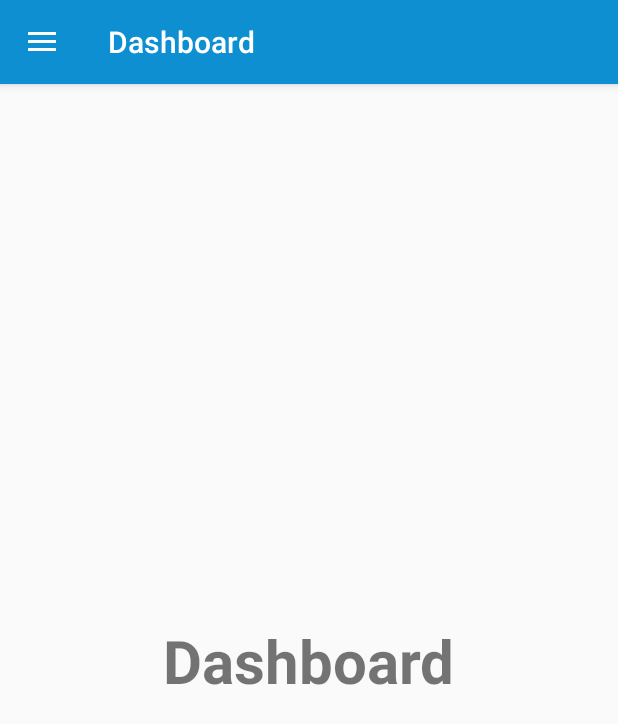
After one commit to ArsenicB/CallvanMatchApp, an Android app: the DashboardActivity screen opened directly, with no data from a screen before it, on a phone screen of 412 x 824 dp. The commit adds this screen. Shown: the top 724 px of the screen. Run offline under Robolectric (Android 15) with nearby library versions, the phone set to English and light mode, and no system bars.

Commit message:
게시판과 합승자 구하는 화면으로 움직이는 네비게이션 바 생성

```diff
--- a/app/build.gradle
+++ b/app/build.gradle
@@ -15,6 +15,10 @@ android {
         versionName "1.0"
 
         testInstrumentationRunner "androidx.test.runner.AndroidJUnitRunner"
+    }
+
+    buildFeatures{
+        viewBinding true
     }
 
     buildTypes {
--- /dev/null
+++ b/app/src/main/java/com/example/mobileswpj7t/DashboardActivity.java
@@ -0,0 +1,20 @@
+package com.example.mobileswpj7t;
+
+import androidx.appcompat.app.AppCompatActivity;
+
+import android.os.Bundle;
+
+import com.example.mobileswpj7t.databinding.ActivityDashboardBinding;
+
+public class DashboardActivity extends DrawerBaseActivity {
+
+    ActivityDashboardBinding activityDashboardBinding;
+
+    @Override
+    protected void onCreate(Bundle savedInstanceState) {
+        super.onCreate(savedInstanceState);
+        activityDashboardBinding = ActivityDashboardBinding.inflate(getLayoutInflater());
+        setContentView(activityDashboardBinding.getRoot());
+        allocateActivityTitle("Dashboard");
+    }
+}
--- /dev/null
+++ b/app/src/main/java/com/example/mobileswpj7t/DrawerBaseActivity.java
@@ -0,0 +1,64 @@
+package com.example.mobileswpj7t;
+
+import androidx.annotation.NonNull;
+import androidx.appcompat.app.ActionBar;
+import androidx.appcompat.app.ActionBarDrawerToggle;
+import androidx.appcompat.app.AppCompatActivity;
+import androidx.appcompat.widget.Toolbar;
+import androidx.core.view.GravityCompat;
+import androidx.drawerlayout.widget.DrawerLayout;
+
+import android.content.Intent;
+import android.os.Bundle;
+import android.view.MenuItem;
+import android.view.View;
+import android.widget.FrameLayout;
+
+import com.google.android.material.navigation.NavigationView;
+
+public class DrawerBaseActivity extends AppCompatActivity implements NavigationView.OnNavigationItemSelectedListener {
+
+    DrawerLayout drawerLayout;
+
+    @Override
+    public void setContentView(View view){
+        drawerLayout = (DrawerLayout) getLayoutInflater().inflate(R.layout.activity_drawer_base,null);
+        FrameLayout container = drawerLayout.findViewById(R.id.activityContainer);
+        container.addView(view);
+        super.setContentView(drawerLayout);
+
+        Toolbar toolbar = drawerLayout.findViewById(R.id.toolBar);
+        setSupportActionBar(toolbar);
+
+        NavigationView navigationView = drawerLayout.findViewById(R.id.nav_view);
+        navigationView.setNavigationItemSelectedListener(this);
+
+        ActionBarDrawerToggle toggle = new ActionBarDrawerToggle(this,drawerLayout,toolbar,R.string.menu_drawer_open, R.string.menu_drawer_close);
+        drawerLayout.addDrawerListener(toggle);
+        toggle.syncState();
+    }
+
+    @Override
+    public boolean onNavigationItemSelected(@NonNull MenuItem item) {
+        drawerLayout.closeDrawer(GravityCompat.START);
+        switch (item.getItemId()){
+            case R.id.nav_Board:
+                startActivity(new Intent(this,BoardActivity.class));
+                overridePendingTransition(0,0);
+                break;
+            case R.id.nav_Taxi:
+                startActivity(new Intent(this,TaxiActivity.class));
+                overridePendingTransition(0,0);
+                break;
+
+
+        }
+        return false;
+    }
+
+    protected void allocateActivityTitle(String titleString){
+        if(getSupportActionBar()!= null){
+            getSupportActionBar().setTitle(titleString);
+        }
+    }
+}
--- a/app/src/main/java/com/example/mobileswpj7t/SignInActivity.java
+++ b/app/src/main/java/com/example/mobileswpj7t/SignInActivity.java
@@ -71,6 +71,7 @@ public class SignInActivity extends AppCompatActivity {
                     if(task.isSuccessful()){
                         progressBar.setVisibility(View.GONE);
                         Toast.makeText(SignInActivity.this,"로그인에 성공 했습니다.", Toast.LENGTH_LONG).show();
+                        startActivity(new Intent(SignInActivity.this,DashboardActivity.class));
                     }else{
                         progressBar.setVisibility(View.GONE);
                         Toast.makeText(SignInActivity.this,"로그인에 실패 했습니다.", Toast.LENGTH_LONG).show();
--- a/app/src/main/java/com/example/mobileswpj7t/SplashActivity.java
+++ b/app/src/main/java/com/example/mobileswpj7t/SplashActivity.java
@@ -14,7 +14,7 @@ public class SplashActivity extends AppCompatActivity {
         super.onCreate(savedInstanceState);
         setContentView(R.layout.activity_splash);
 
-        getSupportActionBar().hide();
+        //getSupportActionBar().hide();
         getWindow().addFlags(WindowManager.LayoutParams.FLAG_FULLSCREEN);
 
         TextView textView = findViewById(R.id.textSplashScreen);
--- /dev/null
+++ b/app/src/main/res/layout/activity_dashboard.xml
@@ -0,0 +1,20 @@
+<?xml version="1.0" encoding="utf-8"?>
+<androidx.constraintlayout.widget.ConstraintLayout xmlns:android="http://schemas.android.com/apk/res/android"
+    xmlns:app="http://schemas.android.com/apk/res-auto"
+    xmlns:tools="http://schemas.android.com/tools"
+    android:layout_width="match_parent"
+    android:layout_height="match_parent"
+    tools:context=".DashboardActivity">
+
+    <TextView
+        android:id="@+id/textView3"
+        android:layout_width="wrap_content"
+        android:layout_height="wrap_content"
+        android:text="Dashboard"
+        android:textSize="40dp"
+        android:textStyle="bold"
+        app:layout_constraintBottom_toBottomOf="parent"
+        app:layout_constraintEnd_toEndOf="parent"
+        app:layout_constraintStart_toStartOf="parent"
+        app:layout_constraintTop_toTopOf="parent" />
+</androidx.constraintlayout.widget.ConstraintLayout>
--- /dev/null
+++ b/app/src/main/res/layout/activity_drawer_base.xml
@@ -0,0 +1,24 @@
+<?xml version="1.0" encoding="utf-8"?>
+<androidx.drawerlayout.widget.DrawerLayout xmlns:android="http://schemas.android.com/apk/res/android"
+    xmlns:app="http://schemas.android.com/apk/res-auto"
+    xmlns:tools="http://schemas.android.com/tools"
+    android:layout_width="match_parent"
+    android:layout_height="match_parent"
+    tools:context=".DrawerBaseActivity"
+    tools:openDrawer="start"
+    android:fitsSystemWindows="true">
+    <include layout="@layout/content_layout"
+        android:layout_height="match_parent"
+        android:layout_width="match_parent"/>
+
+    <com.google.android.material.navigation.NavigationView
+        android:layout_width="wrap_content"
+        android:layout_height="match_parent"
+        android:fitsSystemWindows="true"
+        android:layout_gravity="start"
+        android:id="@+id/nav_view"
+        app:headerLayout="@layout/main_drawer_header"
+        app:menu="@menu/main_drawer_menu"/>
+
+
+</androidx.drawerlayout.widget.DrawerLayout>
--- /dev/null
+++ b/app/src/main/res/layout/content_layout.xml
@@ -0,0 +1,27 @@
+<?xml version="1.0" encoding="utf-8"?>
+<androidx.constraintlayout.widget.ConstraintLayout xmlns:android="http://schemas.android.com/apk/res/android"
+    android:layout_width="match_parent"
+    android:layout_height="match_parent"
+    xmlns:app="http://schemas.android.com/apk/res-auto">
+
+    <com.google.android.material.appbar.AppBarLayout
+        android:layout_width="match_parent"
+        android:layout_height="wrap_content"
+        android:id="@+id/appBarLayout"
+        app:layout_constraintTop_toTopOf="parent">
+        <androidx.appcompat.widget.Toolbar
+            android:id="@+id/toolBar"
+            android:layout_width="match_parent"
+            android:layout_height="?attr/actionBarSize"
+            android:background="@color/matching"
+            android:theme="@style/ThemeOverlay.AppCompat.Dark.ActionBar"
+            app:titleTextColor="@color/white"/>
+    </com.google.android.material.appbar.AppBarLayout>
+
+    <FrameLayout
+        android:layout_width="match_parent"
+        android:layout_height="0dp"
+        android:id="@+id/activityContainer"
+        app:layout_constraintBottom_toBottomOf="parent"
+        app:layout_constraintTop_toBottomOf="@id/appBarLayout"/>
+</androidx.constraintlayout.widget.ConstraintLayout>
--- /dev/null
+++ b/app/src/main/res/menu/main_drawer_menu.xml
@@ -0,0 +1,12 @@
+<?xml version="1.0" encoding="utf-8"?>
+<menu xmlns:android="http://schemas.android.com/apk/res/android">
+    <group android:checkableBehavior="single">
+        <item android:id="@+id/nav_Board"
+            android:icon="@drawable/ic_board"
+            android:title="게시판"/>
+        <item android:id="@+id/nav_Taxi"
+            android:icon="@drawable/ic_taxi"
+            android:title="합승"/>
+    </group>
+
+</menu>
--- a/app/src/main/res/values-night/themes.xml
+++ b/app/src/main/res/values-night/themes.xml
@@ -1,6 +1,6 @@
 <resources xmlns:tools="http://schemas.android.com/tools">
     <!-- Base application theme. -->
-    <style name="Theme.MobileSWPJ7T" parent="Theme.MaterialComponents.DayNight.DarkActionBar">
+    <style name="Theme.MobileSWPJ7T" parent="Theme.MaterialComponents.DayNight.NoActionBar">
         <!-- Primary brand color. -->
         <item name="colorPrimary">@color/purple_200</item>
         <item name="colorPrimaryVariant">@color/purple_700</item>
--- a/app/src/main/res/values/strings.xml
+++ b/app/src/main/res/values/strings.xml
@@ -1,4 +1,6 @@
 <resources>
     <string name="app_name">MobileSWPJ7T</string>
     <string name="UserName">UserName</string>
+    <string name="menu_drawer_open">Drawer Open</string>
+    <string name="menu_drawer_close">Drawer Close</string>
 </resources>
--- a/app/src/main/res/values/themes.xml
+++ b/app/src/main/res/values/themes.xml
@@ -1,6 +1,6 @@
 <resources xmlns:tools="http://schemas.android.com/tools">
     <!-- Base application theme. -->
-    <style name="Theme.MobileSWPJ7T" parent="Theme.AppCompat.Light">
+    <style name="Theme.MobileSWPJ7T" parent="Theme.AppCompat.Light.NoActionBar">
         <!-- Primary brand color. -->
         <item name="colorPrimary">@color/purple_500</item>
         <item name="colorPrimaryVariant">@color/purple_700</item>
```
Also changed, not shown: app/src/main/AndroidManifest.xml (+12 -0 lines), app/src/main/res/layout/main_drawer_header.xml (added, +23 -0 lines).
